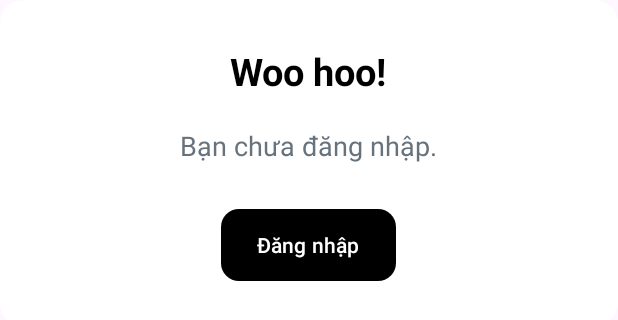
After one commit to dinhthanhminhk11/BookingAppRoyalKotlinNewVersion, an Android app: the layout layout_confirm_login.xml on its own in the app's theme, with its tools: preview values and no code run, on a phone screen of 412 x 824 dp. The commit adds this screen. Shown: the top 320 px of the screen. Run offline under Robolectric (Android 15) with nearby library versions, the phone set to English and light mode, and no system bars.

Commit message:
check login

```diff
--- a/app/src/main/java/com/example/bookingapproyalkotlinver3/ui/fragment/setting/NotificationFragment.kt
+++ b/app/src/main/java/com/example/bookingapproyalkotlinver3/ui/fragment/setting/NotificationFragment.kt
@@ -1,6 +1,7 @@
 package com.example.bookingapproyalkotlinver3.ui.fragment.setting
 
 import android.view.LayoutInflater
+import android.view.View
 import android.view.ViewGroup
 import androidx.fragment.app.viewModels
 import androidx.navigation.fragment.findNavController
@@ -14,7 +15,6 @@ import com.example.bookingapproyalkotlinver3.data.model.user.UserClient
 import com.example.bookingapproyalkotlinver3.data.util.Resource
 import com.example.bookingapproyalkotlinver3.databinding.FragmentNotificationBinding
 import com.example.bookingapproyalkotlinver3.databinding.ItemLayoutNotificationBinding
-import com.example.bookingapproyalkotlinver3.ui.adapter.loading.ShimmerNearByFromYouAdapter
 import com.example.bookingapproyalkotlinver3.viewModel.MainViewModel
 import dagger.hilt.android.AndroidEntryPoint
 
@@ -47,6 +47,8 @@ class NotificationFragment : BaseViewModelFragment<FragmentNotificationBinding>(
             when (it) {
                 is Resource.Success -> {
                     it.data?.let {
+                        binding.contentNullList.visibility =
+                            if (it.data.isNotEmpty()) View.VISIBLE else View.GONE
                         notificationAdapter = NotificationAdapter(it.data)
                         notificationAdapter.setOnItemClickListener { notification ->
                             if (notification.isSeem) {
--- /dev/null
+++ b/app/src/main/res/layout/layout_confirm_login.xml
@@ -0,0 +1,39 @@
+<?xml version="1.0" encoding="utf-8"?>
+<LinearLayout xmlns:android="http://schemas.android.com/apk/res/android"
+    android:layout_width="match_parent"
+    android:layout_height="wrap_content"
+    xmlns:app="http://schemas.android.com/apk/res-auto"
+    android:paddingVertical="@dimen/_30dp"
+    android:paddingHorizontal="@dimen/_30dp"
+    android:background="@drawable/background_dialog_comfirm"
+    android:orientation="vertical">
+
+    <TextView
+        android:layout_width="wrap_content"
+        android:layout_height="wrap_content"
+        android:layout_gravity="center"
+        android:text="Woo hoo!"
+        android:textColor="@color/black"
+        android:textSize="@dimen/_25dp"
+        android:textStyle="bold" />
+
+    <TextView
+        android:id="@+id/contentText"
+        android:layout_width="wrap_content"
+        android:layout_height="wrap_content"
+        android:layout_gravity="center"
+        android:layout_marginTop="@dimen/_20dp"
+        android:text="@string/textLogout1"
+        android:textColor="#66727C"
+        android:textSize="@dimen/_18sp" />
+
+    <Button
+        app:backgroundTint="@null"
+        android:background="@drawable/background_button_dialog"
+        android:id="@+id/login"
+        android:layout_width="wrap_content"
+        android:layout_height="wrap_content"
+        android:layout_gravity="center"
+        android:layout_marginTop="@dimen/_30dp"
+        android:text="@string/sign_in_login" />
+</LinearLayout>
```
Also changed, not shown: app/src/main/java/com/example/bookingapproyalkotlinver3/ui/dialog/DialogConfirmCustom.kt (+6 -1 lines), app/src/main/java/com/example/bookingapproyalkotlinver3/ui/dialog/DialogConfirmLogin.kt (added, +32 -0 lines), app/src/main/java/com/example/bookingapproyalkotlinver3/ui/fragment/home/HomeFragment.kt (+11 -0 lines), app/src/main/java/com/example/bookingapproyalkotlinver3/ui/fragment/home/ProfileFragment.kt (+20 -39 lines), app/src/main/res/layout/fragment_notification.xml (+28 -0 lines).
